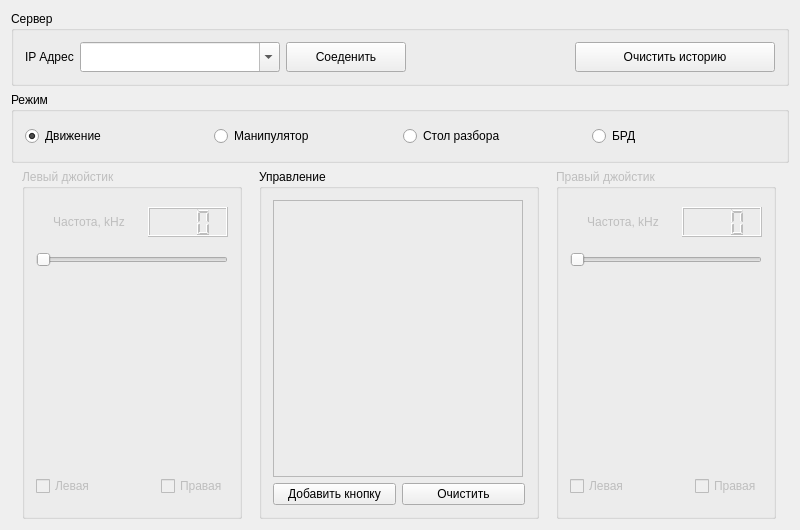
Qt form Megatron-client/client.ui (sseitov/Megatron) before a commit.
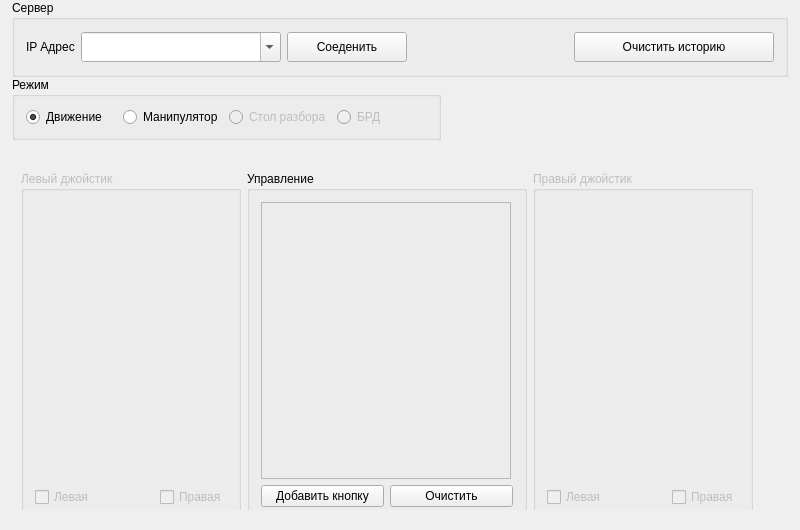
The same form after that commit. Custom widgets are drawn as their Qt base class.

```diff
--- a/Megatron-client/client.ui
+++ b/Megatron-client/client.ui
@@ -28,9 +28,15 @@
   <property name="windowTitle">
    <string>Megatron</string>
   </property>
-  <layout class="QVBoxLayout" name="verticalLayout_4">
-   <item>
     <widget class="QGroupBox" name="groupBox">
+   <property name="geometry">
+    <rect>
+     <x>12</x>
+     <y>0</y>
+     <width>776</width>
+     <height>77</height>
+    </rect>
+   </property>
      <property name="maximumSize">
       <size>
        <width>16777215</width>
@@ -129,9 +135,15 @@
       </item>
      </layout>
     </widget>
-   </item>
-   <item>
     <widget class="QGroupBox" name="groupBox_2">
+   <property name="geometry">
+    <rect>
+     <x>12</x>
+     <y>77</y>
+     <width>429</width>
+     <height>63</height>
+    </rect>
+   </property>
      <property name="title">
       <string>Режим</string>
      </property>
@@ -156,7 +168,7 @@
       <item>
        <widget class="QRadioButton" name="mode_3">
         <property name="enabled">
-         <bool>true</bool>
+       <bool>false</bool>
         </property>
         <property name="text">
          <string>Стол разбора</string>
@@ -166,7 +178,7 @@
       <item>
        <widget class="QRadioButton" name="mode_4">
         <property name="enabled">
-         <bool>true</bool>
+       <bool>false</bool>
         </property>
         <property name="text">
          <string>БРД</string>
@@ -175,11 +187,18 @@
       </item>
      </layout>
     </widget>
-   </item>
-   <item>
+  <widget class="QWidget" name="">
+   <property name="geometry">
+    <rect>
+     <x>10</x>
+     <y>160</y>
+     <width>754</width>
+     <height>350</height>
+    </rect>
+   </property>
     <layout class="QHBoxLayout" name="horizontalLayout_2">
      <item>
-      <widget class="QGroupBox" name="joystick_1">
+     <widget class="QGroupBox" name="joystick_2">
        <property name="enabled">
         <bool>false</bool>
        </property>
@@ -204,107 +223,47 @@
        <property name="checked">
         <bool>false</bool>
        </property>
-       <layout class="QVBoxLayout" name="verticalLayout_3">
+      <layout class="QVBoxLayout" name="verticalLayout">
         <item>
-         <layout class="QHBoxLayout" name="horizontalLayout_19">
-          <item>
-           <widget class="QLabel" name="label_2">
+        <widget class="JoystickMonitor" name="joystickMonitor_2" native="true">
             <property name="minimumSize">
              <size>
-              <width>0</width>
-              <height>30</height>
+           <width>180</width>
+           <height>180</height>
              </size>
             </property>
             <property name="maximumSize">
              <size>
-              <width>16777215</width>
-              <height>30</height>
-             </size>
-            </property>
-            <property name="text">
-             <string>Частота, kHz</string>
-            </property>
-            <property name="alignment">
-             <set>Qt::AlignCenter</set>
-            </property>
+           <width>180</width>
+           <height>180</height>
+          </size>
+         </property>
            </widget>
           </item>
           <item>
-           <widget class="QLCDNumber" name="frequencyIndicator_1">
-            <property name="minimumSize">
-             <size>
-              <width>0</width>
-              <height>30</height>
-             </size>
-            </property>
-            <property name="maximumSize">
-             <size>
-              <width>80</width>
-              <height>30</height>
-             </size>
-            </property>
-            <property name="smallDecimalPoint">
-             <bool>true</bool>
-            </property>
-            <property name="digitCount">
-             <number>3</number>
-            </property>
-            <property name="value" stdset="0">
-             <double>0.000000000000000</double>
-            </property>
-            <property name="intValue" stdset="0">
-             <number>0</number>
-            </property>
-           </widget>
-          </item>
-         </layout>
-        </item>
-        <item>
-         <widget class="QSlider" name="frequency_1">
-          <property name="maximumSize">
-           <size>
-            <width>16777215</width>
-            <height>20</height>
-           </size>
-          </property>
-          <property name="minimum">
-           <number>2</number>
-          </property>
-          <property name="maximum">
-           <number>5000000</number>
-          </property>
+        <spacer name="verticalSpacer">
           <property name="orientation">
-           <enum>Qt::Horizontal</enum>
-          </property>
-         </widget>
-        </item>
-        <item>
-         <widget class="JoystickMonitor" name="joystickMonitor_1" native="true">
-          <property name="minimumSize">
+          <enum>Qt::Vertical</enum>
+         </property>
+         <property name="sizeHint" stdset="0">
            <size>
-            <width>180</width>
-            <height>180</height>
-           </size>
-          </property>
-          <property name="maximumSize">
-           <size>
-            <width>180</width>
-            <height>180</height>
-           </size>
-          </property>
-         </widget>
+           <width>20</width>
+           <height>71</height>
+          </size>
+         </property>
+        </spacer>
         </item>
         <item>
-         <layout class="QHBoxLayout" name="horizontalLayout_18">
+        <layout class="QHBoxLayout" name="horizontalLayout_24">
           <item>
-           <widget class="QCheckBox" name="button1_1">
+          <widget class="QCheckBox" name="button1_2">
             <property name="text">
              <string>Левая</string>
             </property>
            </widget>
           </item>
           <item>
-           <spacer name="horizontalSpacer_4">
+          <spacer name="horizontalSpacer_7">
             <property name="orientation">
              <enum>Qt::Horizontal</enum>
             </property>
@@ -317,7 +276,7 @@
            </spacer>
           </item>
           <item>
-           <widget class="QCheckBox" name="button2_1">
+          <widget class="QCheckBox" name="button2_2">
             <property name="text">
              <string>Правая</string>
             </property>
@@ -413,7 +372,7 @@
       </widget>
      </item>
      <item>
-      <widget class="QGroupBox" name="joystick_2">
+     <widget class="QGroupBox" name="joystick_1">
        <property name="enabled">
         <bool>false</bool>
        </property>
@@ -438,107 +397,47 @@
        <property name="checked">
         <bool>false</bool>
        </property>
-       <layout class="QVBoxLayout" name="verticalLayout">
+      <layout class="QVBoxLayout" name="verticalLayout_3">
         <item>
-         <layout class="QHBoxLayout" name="horizontalLayout_23">
-          <item>
-           <widget class="QLabel" name="label_5">
+        <widget class="JoystickMonitor" name="joystickMonitor_1" native="true">
             <property name="minimumSize">
              <size>
-              <width>0</width>
-              <height>30</height>
+           <width>180</width>
+           <height>180</height>
              </size>
             </property>
             <property name="maximumSize">
              <size>
-              <width>16777215</width>
-              <height>30</height>
-             </size>
-            </property>
-            <property name="text">
-             <string>Частота, kHz</string>
-            </property>
-            <property name="alignment">
-             <set>Qt::AlignCenter</set>
-            </property>
+           <width>180</width>
+           <height>180</height>
+          </size>
+         </property>
            </widget>
           </item>
           <item>
-           <widget class="QLCDNumber" name="frequencyIndicator_2">
-            <property name="minimumSize">
-             <size>
-              <width>0</width>
-              <height>30</height>
-             </size>
-            </property>
-            <property name="maximumSize">
-             <size>
-              <width>80</width>
-              <height>30</height>
-             </size>
-            </property>
-            <property name="smallDecimalPoint">
-             <bool>true</bool>
-            </property>
-            <property name="digitCount">
-             <number>3</number>
-            </property>
-            <property name="value" stdset="0">
-             <double>0.000000000000000</double>
-            </property>
-            <property name="intValue" stdset="0">
-             <number>0</number>
-            </property>
-           </widget>
-          </item>
-         </layout>
-        </item>
-        <item>
-         <widget class="QSlider" name="frequency_2">
-          <property name="maximumSize">
-           <size>
-            <width>16777215</width>
-            <height>20</height>
-           </size>
-          </property>
-          <property name="minimum">
-           <number>2</number>
-          </property>
-          <property name="maximum">
-           <number>5000000</number>
-          </property>
+        <spacer name="verticalSpacer_2">
           <property name="orientation">
-           <enum>Qt::Horizontal</enum>
-          </property>
-         </widget>
-        </item>
-        <item>
-         <widget class="JoystickMonitor" name="joystickMonitor_2" native="true">
-          <property name="minimumSize">
+          <enum>Qt::Vertical</enum>
+         </property>
+         <property name="sizeHint" stdset="0">
            <size>
-            <width>180</width>
-            <height>180</height>
-           </size>
-          </property>
-          <property name="maximumSize">
-           <size>
-            <width>180</width>
-            <height>180</height>
-           </size>
-          </property>
-         </widget>
+           <width>20</width>
+           <height>71</height>
+          </size>
+         </property>
+        </spacer>
         </item>
         <item>
-         <layout class="QHBoxLayout" name="horizontalLayout_24">
+        <layout class="QHBoxLayout" name="horizontalLayout_18">
           <item>
-           <widget class="QCheckBox" name="button1_2">
+          <widget class="QCheckBox" name="button1_1">
             <property name="text">
              <string>Левая</string>
             </property>
            </widget>
           </item>
           <item>
-           <spacer name="horizontalSpacer_7">
+          <spacer name="horizontalSpacer_4">
             <property name="orientation">
              <enum>Qt::Horizontal</enum>
             </property>
@@ -551,7 +450,7 @@
            </spacer>
           </item>
           <item>
-           <widget class="QCheckBox" name="button2_2">
+          <widget class="QCheckBox" name="button2_1">
             <property name="text">
              <string>Правая</string>
             </property>
@@ -563,8 +462,7 @@
       </widget>
      </item>
     </layout>
-   </item>
-  </layout>
+  </widget>
  </widget>
  <layoutdefault spacing="6" margin="11"/>
  <customwidgets>
```
Lines whose indentation alone changed are shown as unchanged.
